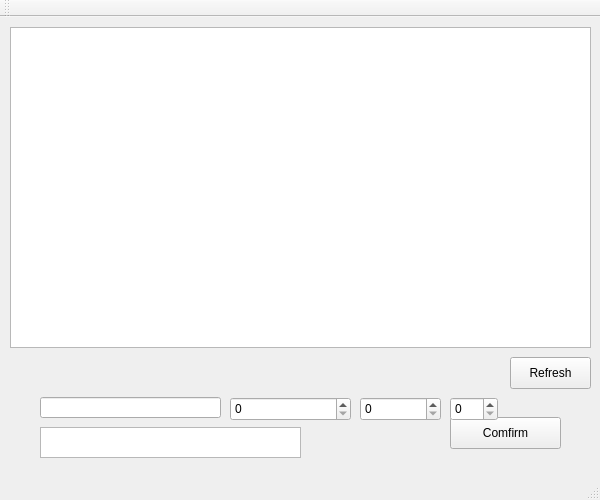
Before: the Qt Designer form mainwindow.ui in Kiyotaka86/finalproject, drawn with Qt 5.
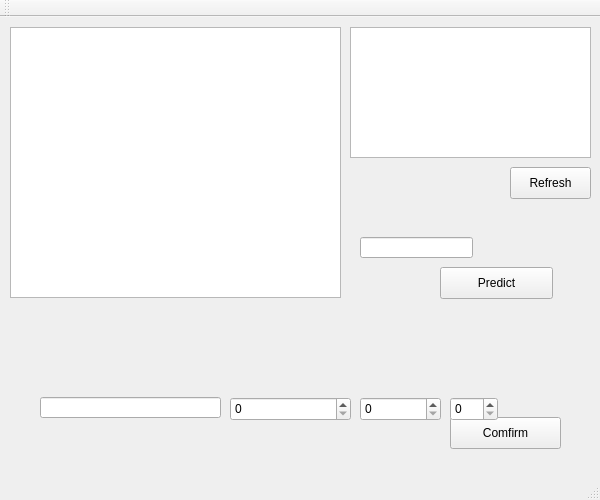
After: the same form once the commit is applied.

```diff
--- a/mainwindow.ui
+++ b/mainwindow.ui
@@ -86,7 +86,7 @@
     <property name="geometry">
      <rect>
       <x>510</x>
-      <y>340</y>
+      <y>150</y>
       <width>81</width>
       <height>32</height>
      </rect>
@@ -100,8 +100,8 @@
      <rect>
       <x>10</x>
       <y>10</y>
-      <width>581</width>
-      <height>321</height>
+      <width>331</width>
+      <height>271</height>
      </rect>
     </property>
     <property name="sortingEnabled">
@@ -111,13 +111,36 @@
    <widget class="QTextBrowser" name="added">
     <property name="geometry">
      <rect>
-      <x>40</x>
-      <y>410</y>
-      <width>261</width>
-      <height>31</height>
+      <x>350</x>
+      <y>10</y>
+      <width>241</width>
+      <height>131</height>
      </rect>
     </property>
    </widget>
+   <widget class="QLineEdit" name="regname">
+    <property name="geometry">
+     <rect>
+      <x>360</x>
+      <y>220</y>
+      <width>113</width>
+      <height>21</height>
+     </rect>
+    </property>
+   </widget>
+   <widget class="QPushButton" name="regexe">
+    <property name="geometry">
+     <rect>
+      <x>440</x>
+      <y>250</y>
+      <width>113</width>
+      <height>32</height>
+     </rect>
+    </property>
+    <property name="text">
+     <string>Predict</string>
+    </property>
+   </widget>
   </widget>
   <widget class="QMenuBar" name="menuBar">
    <property name="geometry">
```
